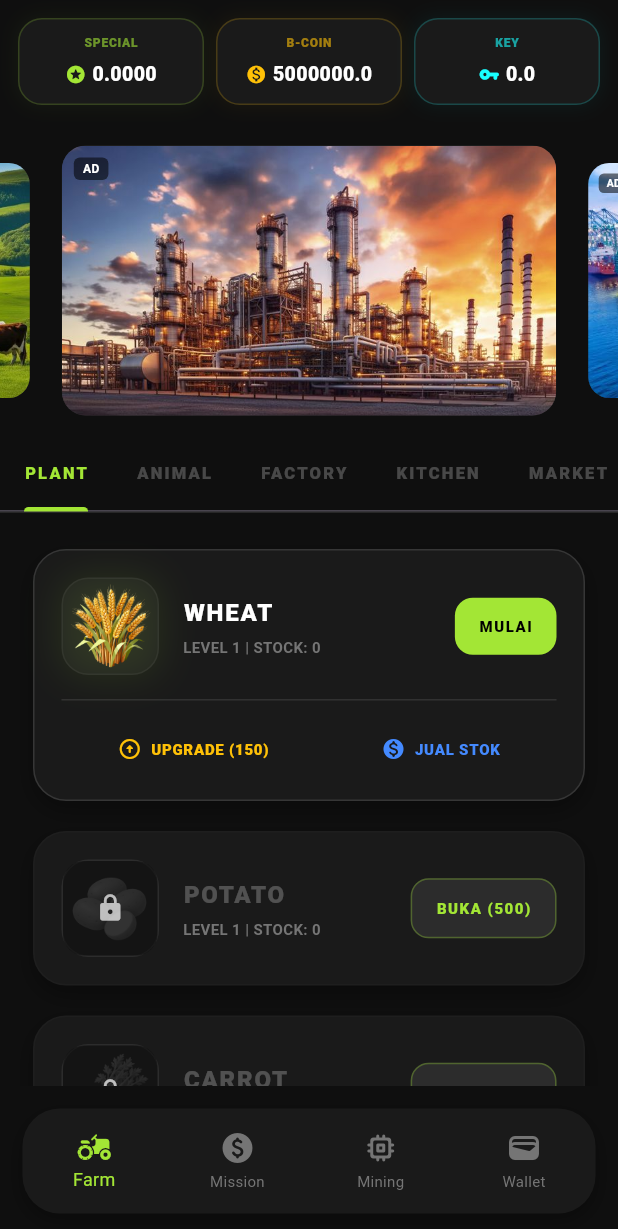
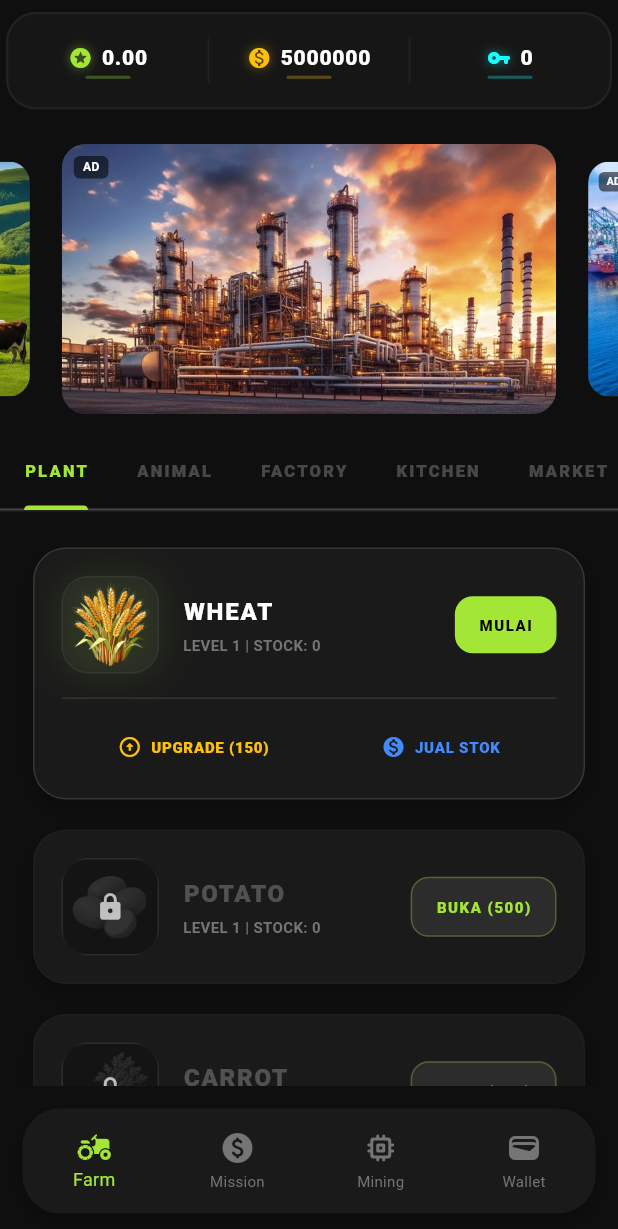
Before and after one commit to hanzic-in/p2e, a Flutter app: the screen it shows after launch, on a phone screen of 412 x 824 dp. Shown: the top 1229 px of the screen. Run offline on Flutter 3.47's test engine with Material 3 defaults, Android fonts, the phone set to English and light mode, and no system bars; drawn by our look-alikes of carousel_slider; our stand-ins replace animated_flip_counter, google_fonts.

Commit message:
Refactor TycoonHeader widget layout and styles
Refactored widget layout and updated styles for better visual presentation.

```diff
--- a/lib/features/dashboard/widgets/tycoon_header.dart
+++ b/lib/features/dashboard/widgets/tycoon_header.dart
@@ -16,56 +16,37 @@ class TycoonHeader extends StatelessWidget {
   @override
   Widget build(BuildContext context) {
     return Container(
-      padding: const EdgeInsets.symmetric(vertical: 12, horizontal: 8),
-      decoration: const BoxDecoration(
-        color: Colors.transparent,
+      margin: const EdgeInsets.symmetric(horizontal: 4, vertical: 8),
+      height: 65,
+      decoration: BoxDecoration(
+        color: AppColors.cardBg.withOpacity(0.6),
+        borderRadius: BorderRadius.circular(20),
+        border: Border.all(color: Colors.white.withOpacity(0.05), width: 1.5),
       ),
       child: Row(
-        mainAxisAlignment: MainAxisAlignment.spaceBetween,
         children: [
-          _buildGlowCapsule(Icons.stars_rounded, special.toStringAsFixed(4), AppColors.primaryGreen, "SPECIAL"),
-          _buildGlowCapsule(Icons.monetization_on, bCoin.toStringAsFixed(1), Colors.amber, "B-COIN"),
-          _buildGlowCapsule(Icons.vpn_key_rounded, keyCoin.toStringAsFixed(1), Colors.cyanAccent, "KEY"),
+          _buildGlassStat(Icons.stars_rounded, special.toStringAsFixed(2), AppColors.primaryGreen),
+          _buildVerticalDivider(),
+          _buildGlassStat(Icons.monetization_on, bCoin.toStringAsFixed(0), Colors.amber),
+          _buildVerticalDivider(),
+          _buildGlassStat(Icons.vpn_key_rounded, keyCoin.toStringAsFixed(0), Colors.cyanAccent),
         ],
       ),
     );
   }
 
-  Widget _buildGlowCapsule(IconData icon, String value, Color color, String label) {
+  Widget _buildGlassStat(IconData icon, String value, Color color) {
     return Expanded(
-      child: Container(
-        margin: const EdgeInsets.symmetric(horizontal: 4),
-        padding: const EdgeInsets.symmetric(vertical: 10),
-        decoration: BoxDecoration(
-          color: AppColors.cardBg,
-          borderRadius: BorderRadius.circular(16),
-          border: Border.all(color: color.withOpacity(0.2), width: 1),
-          boxShadow: [
-            BoxShadow(
-              color: color.withOpacity(0.05),
-              blurRadius: 10,
-              spreadRadius: 1,
-            ),
-          ],
-        ),
       child: Column(
-          mainAxisSize: MainAxisSize.min,
+        mainAxisAlignment: MainAxisAlignment.center,
         children: [
-            Text(
-              label,
-              style: TextStyle(
-                color: color.withOpacity(0.6),
-                fontSize: 8,
-                fontWeight: FontWeight.w900,
-                letterSpacing: 0.5
-              )
-            ),
-            const SizedBox(height: 6),
           Row(
             mainAxisAlignment: MainAxisAlignment.center,
             children: [
-                Icon(icon, color: color, size: 14),
-                const SizedBox(width: 4),
+              Icon(icon, color: color, size: 16, shadows: [
+                Shadow(color: color.withOpacity(0.5), blurRadius: 8),
+              ]),
+              const SizedBox(width: 6),
               Flexible(
                 child: Text(
                   value,
@@ -73,15 +54,32 @@ class TycoonHeader extends StatelessWidget {
                   style: const TextStyle(
                     color: Colors.white,
                     fontWeight: FontWeight.w900,
-                      fontSize: 13
-                    )
+                    fontSize: 14,
+                    letterSpacing: 0.5
+                  ),
                 ),
               ),
             ],
           ),
+          const SizedBox(height: 2),
+          Container(
+            width: 30,
+            height: 2,
+            decoration: BoxDecoration(
+              color: color.withOpacity(0.3),
+              borderRadius: BorderRadius.circular(10),
+            ),
+          )
         ],
-        ),
       ),
     );
   }
+
+  Widget _buildVerticalDivider() {
+    return Container(
+      height: 30,
+      width: 1,
+      color: Colors.white.withOpacity(0.05),
+    );
   }
+}
```
Lines whose indentation alone changed are shown as unchanged.
